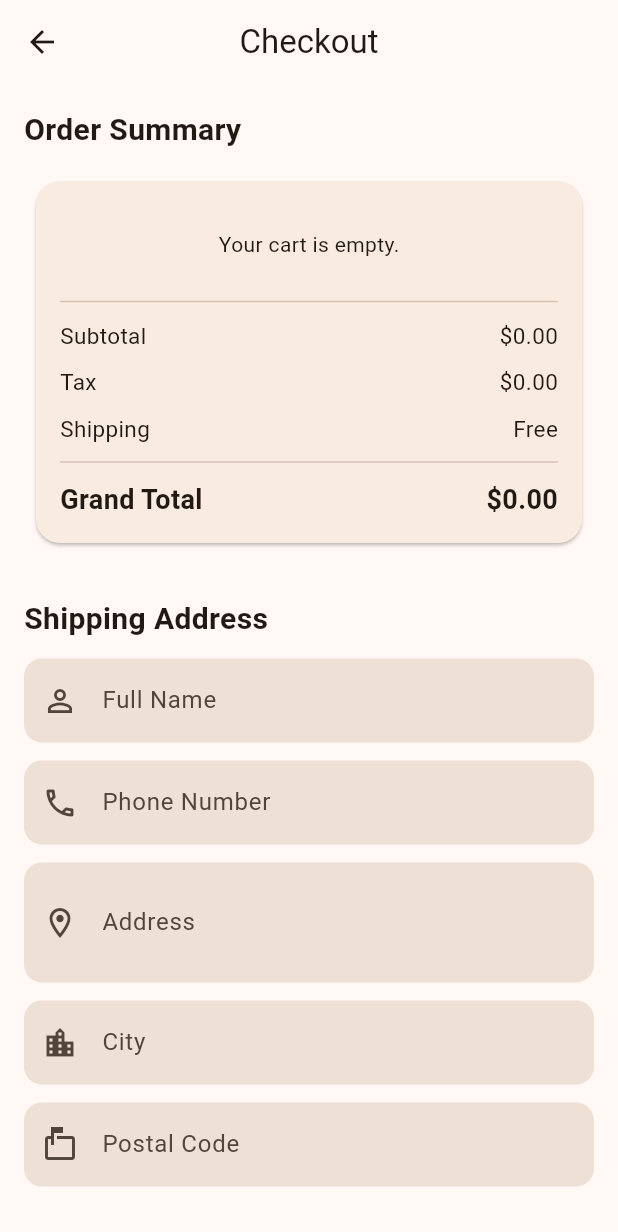
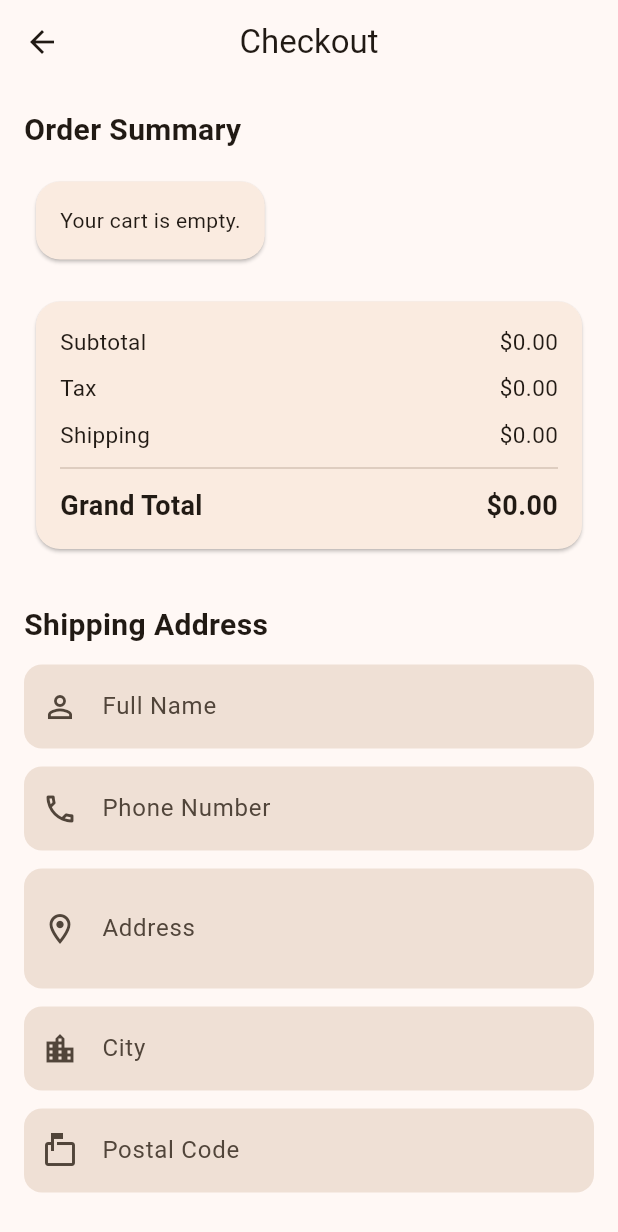
Before and after one commit to AbdoSamir2/E-Commerce, a Flutter app: the CheckoutScreen screen opened directly, on a phone screen of 412 x 824 dp. Shown: the top 1232 px of the screen. Run offline on Flutter 3.47's test engine with Material 3 defaults, Android fonts, the phone set to English and light mode, and no system bars; our stand-ins replace cloud_firestore, firebase_auth, firebase_core, flutter_bloc, go_router, shared_preferences; accounts and stored records are empty.

Commit message:
feat: Enhance checkout process by integrating order history storage and improving navigation

```diff
--- a/lib/core/constants/storage_keys.dart
+++ b/lib/core/constants/storage_keys.dart
@@ -1,3 +1,4 @@
 abstract final class StorageKeys {
   static const cart = 'ecommerce.cart';
+  static const orderHistory = 'ecommerce.order_history';
 }
--- a/lib/features/checkout/screen/checkout_screen.dart
+++ b/lib/features/checkout/screen/checkout_screen.dart
@@ -1,13 +1,20 @@
 import 'package:flutter/material.dart';
 import 'package:flutter_bloc/flutter_bloc.dart';
-import 'package:go_router/go_router.dart';
-import '../../../../core/routing/app_routes.dart';
-import '../../../features/cart/logic/cart/cart_cubit.dart';
-import '../../../features/cart/logic/cart/cart_item.dart';
-import '../../../features/cart/logic/cart/cart_state.dart';
+
+import '../../../core/constants/storage_keys.dart';
+import '../../../core/storage/local_storage_service.dart';
+import '../../cart/logic/cart/cart_cubit.dart';
+import '../../cart/logic/cart/cart_item.dart';
+import '../../cart/logic/cart/cart_state.dart';
+import '../order_model.dart';
+import '../widget/order_summary.dart';
+import '../widget/payment.dart';
+import '../widget/shipping_form.dart';
+import 'order_success.dart';
 
 class CheckoutScreen extends StatefulWidget {
   const CheckoutScreen({super.key});
+
   @override
   State<CheckoutScreen> createState() => _CheckoutScreenState();
 }
@@ -22,6 +29,7 @@ class _CheckoutScreenState extends State<CheckoutScreen> {
 
   String _paymentMethod = 'Cash on Delivery';
   bool _isPlacingOrder = false;
+
   @override
   void dispose() {
     _nameController.dispose();
@@ -32,36 +40,29 @@ class _CheckoutScreenState extends State<CheckoutScreen> {
     super.dispose();
   }
 
-  String? _requiredValidator(String? value, String fieldName) {
-    if (value == null || value.trim().isEmpty) {
-      return '$fieldName is required';
-    }
-
-    return null;
+  Order _buildOrder(CartState cartState) {
+    return Order(
+      orderId: 'ORD-${DateTime.now().millisecondsSinceEpoch}',
+      date: DateTime.now(),
+      totalPrice: cartState.grandTotal,
+      fullName: _nameController.text.trim(),
+      phone: _phoneController.text.trim(),
+      address: _addressController.text.trim(),
+      city: _cityController.text.trim(),
+      postalCode: _postalCodeController.text.trim(),
+      paymentMethod: _paymentMethod,
+    );
   }
 
-  String? _phoneValidator(String? value) {
-    if (value == null || value.trim().isEmpty) {
-      return 'Phone number is required';
-    }
+  Future<void> _saveToOrderHistory(
+    LocalStorageService storage,
+    Order order,
+  ) async {
+    final saved = await storage.getJson(StorageKeys.orderHistory);
+    final history = saved is List ? List<dynamic>.from(saved) : <dynamic>[];
 
-    if (!RegExp(r'^[0-9]{11}$').hasMatch(value.trim())) {
-      return 'Enter a valid 11-digit phone number';
-    }
-
-    return null;
-  }
-
-  String? _postalCodeValidator(String? value) {
-    if (value == null || value.trim().isEmpty) {
-      return 'Postal code is required';
-    }
-
-    if (!RegExp(r'^[0-9]+$').hasMatch(value.trim())) {
-      return 'Enter a valid postal code';
-    }
-
-    return null;
+    history.add(order.toJson());
+    await storage.saveJson(StorageKeys.orderHistory, history);
   }
 
   Future<void> _placeOrder() async {
@@ -69,88 +70,56 @@ class _CheckoutScreenState extends State<CheckoutScreen> {
       return;
     }
 
-    final cartState = context.read<CartCubit>().state;
-    if (cartState.items.isEmpty) {
-      ScaffoldMessenger.of(
-        context,
-      ).showSnackBar(const SnackBar(content: Text('Your cart is empty.')));
+    final cartCubit = context.read<CartCubit>();
+    final messenger = ScaffoldMessenger.of(context);
+
+    if (cartCubit.state.items.isEmpty) {
+      messenger.showSnackBar(
+        const SnackBar(content: Text('Your cart is empty.')),
+      );
       return;
     }
+
+    final navigator = Navigator.of(context);
+    final storage = context.read<LocalStorageService>();
+    final order = _buildOrder(cartCubit.state);
 
     setState(() {
       _isPlacingOrder = true;
     });
 
-    final orderId = 'ORD-${DateTime.now().millisecondsSinceEpoch}';
+    try {
+      await _saveToOrderHistory(storage, order);
+      await cartCubit.clearCart();
 
-    try {
-      await context.read<CartCubit>().clearCart();
-      if (!mounted) return;
+      if (!mounted) {
+        return;
+      }
 
       setState(() {
         _isPlacingOrder = false;
       });
-      await _showOrderSuccessDialog(orderId);
+
+      navigator.pushReplacement(
+        MaterialPageRoute(
+          builder: (_) => OrderSuccessScreen(orderId: order.orderId),
+        ),
+      );
     } catch (_) {
-      if (!mounted) return;
+      if (!mounted) {
+        return;
+      }
 
       setState(() {
         _isPlacingOrder = false;
       });
-      ScaffoldMessenger.of(context).showSnackBar(
+
+      messenger.showSnackBar(
         const SnackBar(
           content: Text('Something went wrong. Please try again.'),
         ),
       );
     }
-  }
-
-  Future<void> _showOrderSuccessDialog(String orderId) async {
-    await showDialog<void>(
-      context: context,
-      barrierDismissible: false,
-      builder: (dialogContext) {
-        return AlertDialog(
-          title: const Text('Order Placed Successfully'),
-          content: Column(
-            mainAxisSize: MainAxisSize.min,
-            children: [
-              const Icon(Icons.check_circle, size: 70, color: Colors.green),
-              const SizedBox(height: 16),
-
-              const Text(
-                'Your order has been placed successfully.',
-                textAlign: TextAlign.center,
-              ),
-              const SizedBox(height: 12),
-
-              Text(
-                'Order ID:\n$orderId',
-                textAlign: TextAlign.center,
-                style: const TextStyle(fontWeight: FontWeight.bold),
-              ),
-            ],
-          ),
-          actions: [
-            TextButton(
-              onPressed: () {
-                Navigator.of(dialogContext).pop();
-                context.go(AppRoutes.home);
-              },
-              child: const Text('Back to Home'),
-            ),
-          ],
-        );
-      },
-    );
-  }
-
-  InputDecoration _inputDecoration(String label, IconData icon) {
-    return InputDecoration(
-      labelText: label,
-      prefixIcon: Icon(icon),
-      border: OutlineInputBorder(borderRadius: BorderRadius.circular(12)),
-    );
   }
 
   @override
@@ -163,90 +132,45 @@ class _CheckoutScreenState extends State<CheckoutScreen> {
             key: _formKey,
             child: SingleChildScrollView(
               padding: const EdgeInsets.all(16),
-
               child: Column(
                 crossAxisAlignment: CrossAxisAlignment.start,
                 children: [
-                  const Text(
-                    'Order Summary',
-                    style: TextStyle(fontSize: 20, fontWeight: FontWeight.bold),
-                  ),
+                  const _SectionTitle('Order Summary'),
                   const SizedBox(height: 12),
 
-                  _buildOrderSummary(cartState),
-                  const SizedBox(height: 28),
-
-                  const Text(
-                    'Shipping Address',
-                    style: TextStyle(fontSize: 20, fontWeight: FontWeight.bold),
-                  ),
+                  _CartItemsCard(items: cartState.items),
                   const SizedBox(height: 12),
 
-                  TextFormField(
-                    controller: _nameController,
-                    textInputAction: TextInputAction.next,
-                    decoration: _inputDecoration(
-                      'Full Name',
-                      Icons.person_outline,
-                    ),
-                    validator: (value) =>
-                        _requiredValidator(value, 'Full name'),
-                  ),
-                  const SizedBox(height: 12),
-
-                  TextFormField(
-                    controller: _phoneController,
-                    keyboardType: TextInputType.phone,
-                    textInputAction: TextInputAction.next,
-                    decoration: _inputDecoration(
-                      'Phone Number',
-                      Icons.phone_outlined,
-                    ),
-                    validator: _phoneValidator,
-                  ),
-                  const SizedBox(height: 12),
-
-                  TextFormField(
-                    controller: _addressController,
-                    maxLines: 2,
-                    textInputAction: TextInputAction.next,
-                    decoration: _inputDecoration(
-                      'Address',
-                      Icons.location_on_outlined,
-                    ),
-                    validator: (value) => _requiredValidator(value, 'Address'),
-                  ),
-                  const SizedBox(height: 12),
-
-                  TextFormField(
-                    controller: _cityController,
-                    textInputAction: TextInputAction.next,
-                    decoration: _inputDecoration(
-                      'City',
-                      Icons.location_city_outlined,
-                    ),
-                    validator: (value) => _requiredValidator(value, 'City'),
-                  ),
-                  const SizedBox(height: 12),
-
-                  TextFormField(
-                    controller: _postalCodeController,
-                    keyboardType: TextInputType.number,
-                    decoration: _inputDecoration(
-                      'Postal Code',
-                      Icons.markunread_mailbox_outlined,
-                    ),
-                    validator: _postalCodeValidator,
+                  OrderSummary(
+                    subtotal: cartState.subtotal,
+                    tax: cartState.tax,
+                    shipping: cartState.shipping,
                   ),
                   const SizedBox(height: 28),
 
-                  const Text(
-                    'Payment Method',
-                    style: TextStyle(fontSize: 20, fontWeight: FontWeight.bold),
-                  ),
+                  const _SectionTitle('Shipping Address'),
                   const SizedBox(height: 12),
 
-                  _buildPaymentMethod(),
+                  ShippingForm(
+                    nameController: _nameController,
+                    phoneController: _phoneController,
+                    addressController: _addressController,
+                    cityController: _cityController,
+                    postalCodeController: _postalCodeController,
+                  ),
+                  const SizedBox(height: 28),
+
+                  const _SectionTitle('Payment Method'),
+                  const SizedBox(height: 12),
+
+                  PaymentMethod(
+                    selectedMethod: _paymentMethod,
+                    onChanged: (value) {
+                      setState(() {
+                        _paymentMethod = value;
+                      });
+                    },
+                  ),
                   const SizedBox(height: 30),
 
                   SizedBox(
@@ -280,40 +204,51 @@ class _CheckoutScreenState extends State<CheckoutScreen> {
       },
     );
   }
+}
 
-  Widget _buildOrderSummary(CartState cartState) {
+class _SectionTitle extends StatelessWidget {
+  const _SectionTitle(this.title);
+
+  final String title;
+
+  @override
+  Widget build(BuildContext context) {
+    return Text(
+      title,
+      style: const TextStyle(fontSize: 20, fontWeight: FontWeight.bold),
+    );
+  }
+}
+
+class _CartItemsCard extends StatelessWidget {
+  const _CartItemsCard({required this.items});
+
+  final List<CartItem> items;
+
+  @override
+  Widget build(BuildContext context) {
     return Card(
       child: Padding(
         padding: const EdgeInsets.all(16),
-        child: Column(
-          children: [
-            if (cartState.items.isNotEmpty)
-              ...cartState.items.map((item) => _buildCartItem(item)),
-
-            if (cartState.items.isEmpty)
-              const Padding(
-                padding: EdgeInsets.all(16),
-                child: Text('Your cart is empty.'),
+        child: items.isEmpty
+            ? const Text('Your cart is empty.')
+            : Column(
+                children: items
+                    .map((item) => _CartItemRow(item: item))
+                    .toList(),
               ),
-            const Divider(height: 24),
-
-            _buildPriceRow('Subtotal', cartState.subtotal),
-            const SizedBox(height: 10),
-
-            _buildPriceRow('Tax', cartState.tax),
-            const SizedBox(height: 10),
-
-            _buildShippingRow(cartState.shipping),
-            const Divider(height: 24),
-
-            _buildPriceRow('Grand Total', cartState.grandTotal, isTotal: true),
-          ],
-        ),
       ),
     );
   }
+}
 
-  Widget _buildCartItem(CartItem item) {
+class _CartItemRow extends StatelessWidget {
+  const _CartItemRow({required this.item});
+
+  final CartItem item;
+
+  @override
+  Widget build(BuildContext context) {
     return Padding(
       padding: const EdgeInsets.only(bottom: 12),
       child: Row(
@@ -366,67 +301,4 @@ class _CheckoutScreenState extends State<CheckoutScreen> {
       ),
     );
   }
-
-  Widget _buildPriceRow(String title, double price, {bool isTotal = false}) {
-    return Row(
-      mainAxisAlignment: MainAxisAlignment.spaceBetween,
-      children: [
-        Text(
-          title,
-          style: TextStyle(
-            fontSize: isTotal ? 18 : 15,
-            fontWeight: isTotal ? FontWeight.bold : FontWeight.normal,
-          ),
-        ),
-
-        Text(
-          '\$${price.toStringAsFixed(2)}',
-          style: TextStyle(
-            fontSize: isTotal ? 18 : 15,
-            fontWeight: isTotal ? FontWeight.bold : FontWeight.normal,
-          ),
-        ),
-      ],
-    );
-  }
-
-  Widget _buildShippingRow(double shipping) {
-    return Row(
-      mainAxisAlignment: MainAxisAlignment.spaceBetween,
-      children: [
-        const Text('Shipping', style: TextStyle(fontSize: 15)),
-        Text(
-          shipping == 0 ? 'Free' : '\$${shipping.toStringAsFixed(2)}',
-          style: const TextStyle(fontSize: 15),
-        ),
-      ],
-    );
-  }
-
-  Widget _buildPaymentMethod() {
-    return Card(
-      child: RadioGroup<String>(
-        groupValue: _paymentMethod,
-        onChanged: (value) {
-          if (value == null) return;
-          setState(() {
-            _paymentMethod = value;
-          });
-        },
-        child: const Column(
-          children: [
-            RadioListTile<String>(
-              title: Text('Cash on Delivery'),
-              value: 'Cash on Delivery',
-            ),
-
-            RadioListTile<String>(
-              title: Text('Credit Card'),
-              value: 'Credit Card',
-            ),
-          ],
-        ),
-      ),
-    );
-  }
 }
```
Also changed, not shown: lib/features/cart/logic/cart/cart_screen.dart (+3 -4 lines).
